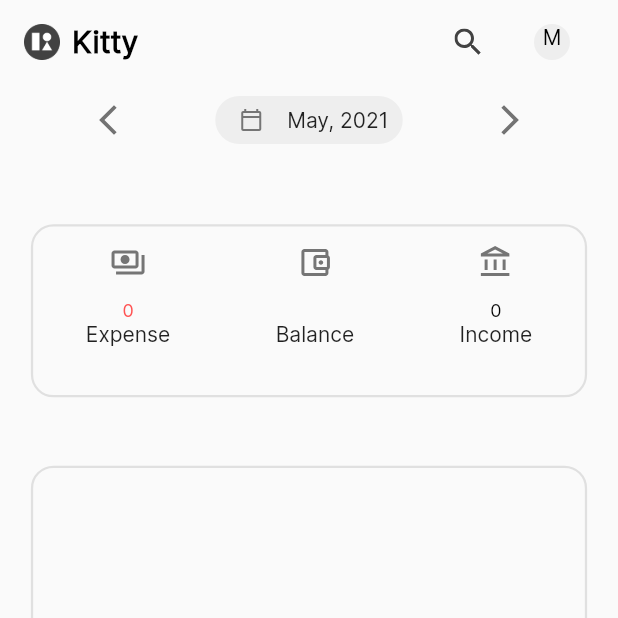
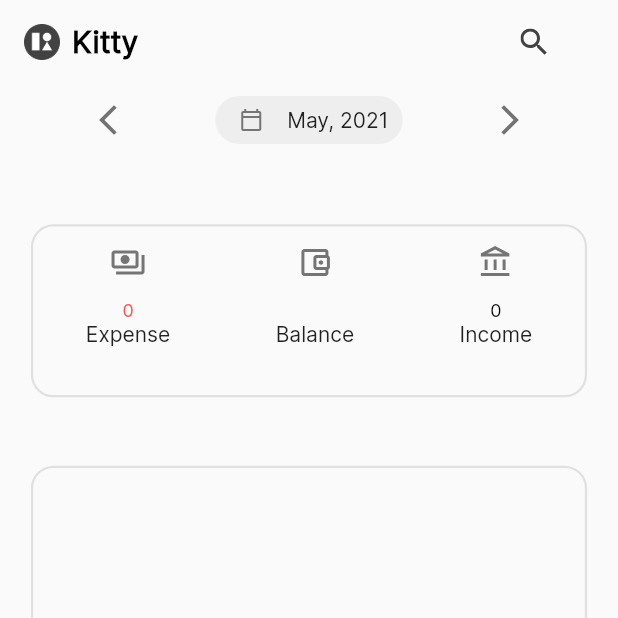
Before and after one commit to bounceit/kitty, a Flutter app: the screen it shows after launch, on a phone screen of 412 x 824 dp, the top half of it. Run offline on Flutter 3.47's test engine with Material 2 defaults, Android fonts, the phone set to English and light mode, and no system bars; our stand-ins replace bloc, equatable, flutter_bloc, flutter_svg, google_fonts, sliding_up_panel and 1 more; missing offline and left inert: month_year_picker, shared_preferences_web; accounts and stored records are empty.

Commit message:
Update home_page.dart

```diff
--- a/lib/pages/main_pages/home_page/home_page.dart
+++ b/lib/pages/main_pages/home_page/home_page.dart
@@ -41,23 +41,6 @@ class HomePage extends StatelessWidget {
               children: [
                 IconButton(
                     onPressed: () {}, icon: SvgPicture.asset(AppIcons.search)),
-                const SizedBox(width: 20),
-                Container(
-                  decoration: BoxDecoration(
-                      color: Colors.grey[200],
-                      borderRadius: BorderRadius.circular(50)),
-                  height: 24,
-                  width: 24,
-                  child: Text(
-                    'M',
-                    textAlign: TextAlign.center,
-                    style: GoogleFonts.inter(
-                      color: Colors.black,
-                      fontWeight: FontWeight.w500,
-                      fontSize: 14,
-                    ),
-                  ),
-                ),
                 const SizedBox(
                   width: 32,
                 )
```
